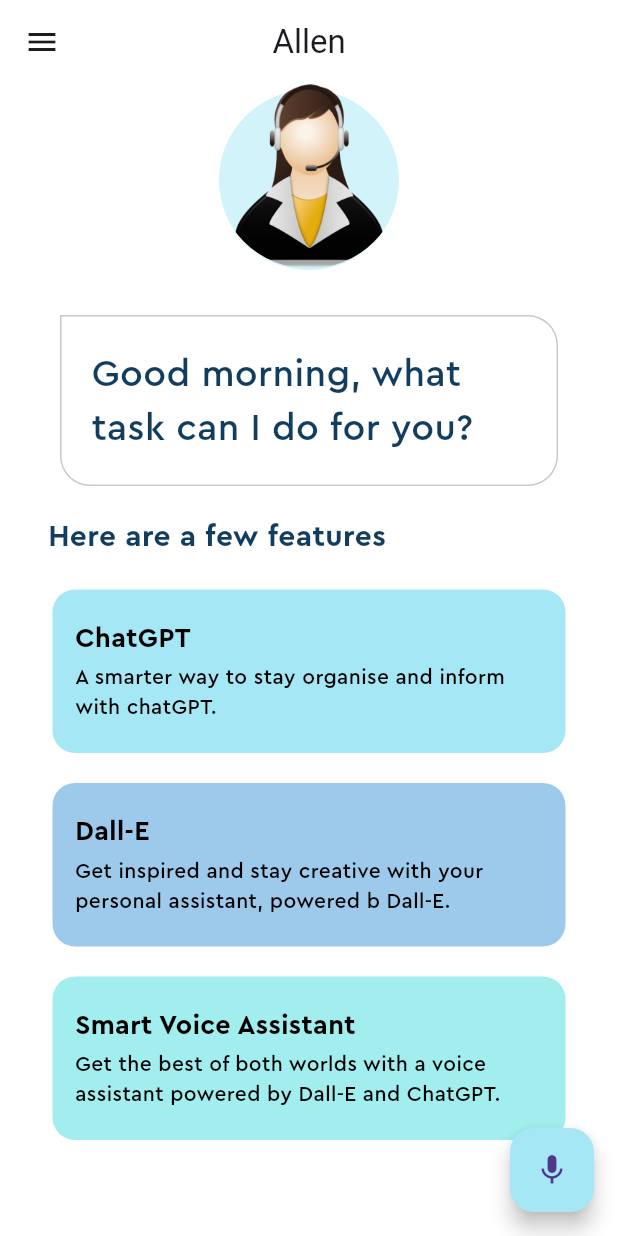
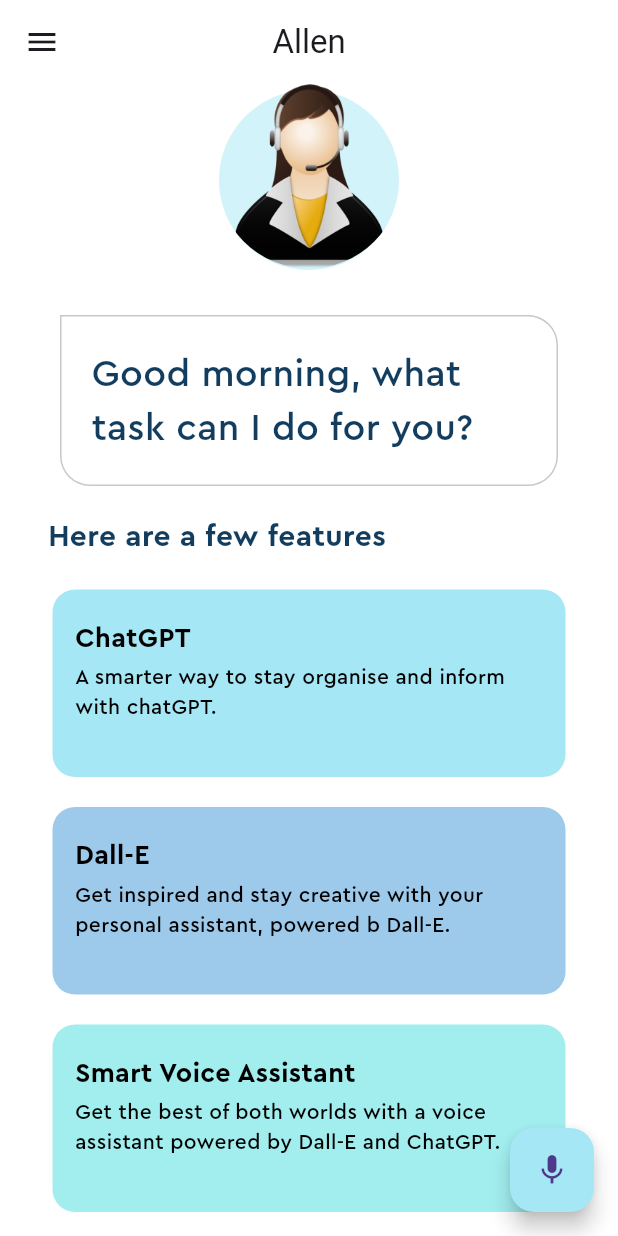
Before and after one commit to SemajCode/voice_assistant, a Flutter app: the screen it shows after launch, on a phone screen of 412 x 824 dp. Run offline on Flutter 3.47's test engine with Material 3 defaults, Android fonts, the phone set to English and light mode, and no system bars; our stand-ins replace speech_to_text.

Commit message:
changes added

```diff
--- a/lib/feature_box.dart
+++ b/lib/feature_box.dart
@@ -54,6 +54,7 @@ class FeatureBox extends StatelessWidget {
                 ),
               ),
             ),
+            const SizedBox(height: 16),
           ],
         ),
       ),
--- a/lib/home_page.dart
+++ b/lib/home_page.dart
@@ -139,6 +139,7 @@ class _HomePageState extends State<HomePage> {
 
             // Features List
             const Column(
+              // This column shows list of features
               children: [
                 FeatureBox(
                   color: Pallete.firstSuggestionBoxColor,
```
